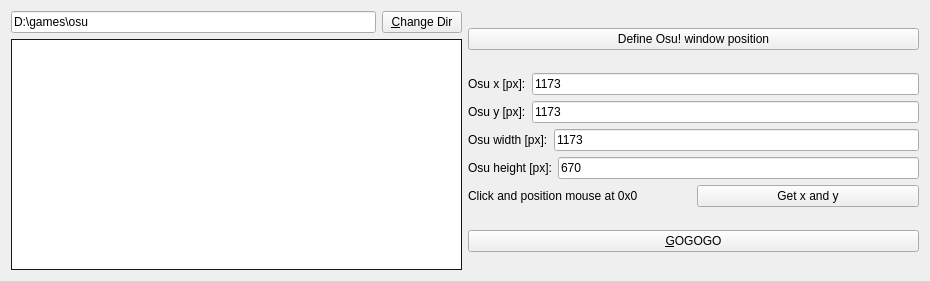
Above: mainwindow.ui from extrem3/osuplayer before the change. Below: the same form after it.
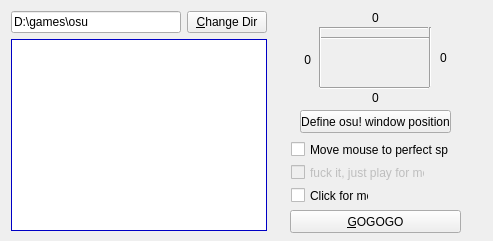
That is the form after the change.

Commit message: populating columnview with list of songs working

```diff
--- a/mainwindow.ui
+++ b/mainwindow.ui
@@ -9,8 +9,8 @@
    <rect>
     <x>0</x>
     <y>0</y>
-    <width>930</width>
-    <height>281</height>
+    <width>493</width>
+    <height>241</height>
    </rect>
   </property>
   <property name="windowTitle">
@@ -20,8 +20,193 @@
    <bool>false</bool>
   </property>
   <widget class="QWidget" name="centralWidget">
-   <layout class="QHBoxLayout" name="horizontalLayout_5">
-    <item>
+   <widget class="Line" name="line">
+    <property name="geometry">
+     <rect>
+      <x>320</x>
+      <y>20</y>
+      <width>108</width>
+      <height>16</height>
+     </rect>
+    </property>
+    <property name="orientation">
+     <enum>Qt::Horizontal</enum>
+    </property>
+   </widget>
+   <widget class="Line" name="line_2">
+    <property name="geometry">
+     <rect>
+      <x>320</x>
+      <y>80</y>
+      <width>109</width>
+      <height>16</height>
+     </rect>
+    </property>
+    <property name="orientation">
+     <enum>Qt::Horizontal</enum>
+    </property>
+   </widget>
+   <widget class="Line" name="line_3">
+    <property name="geometry">
+     <rect>
+      <x>320</x>
+      <y>30</y>
+      <width>109</width>
+      <height>16</height>
+     </rect>
+    </property>
+    <property name="orientation">
+     <enum>Qt::Horizontal</enum>
+    </property>
+   </widget>
+   <widget class="Line" name="line_4">
+    <property name="geometry">
+     <rect>
+      <x>420</x>
+      <y>27</y>
+      <width>21</width>
+      <height>60</height>
+     </rect>
+    </property>
+    <property name="orientation">
+     <enum>Qt::Vertical</enum>
+    </property>
+   </widget>
+   <widget class="Line" name="line_5">
+    <property name="geometry">
+     <rect>
+      <x>310</x>
+      <y>27</y>
+      <width>21</width>
+      <height>60</height>
+     </rect>
+    </property>
+    <property name="orientation">
+     <enum>Qt::Vertical</enum>
+    </property>
+   </widget>
+   <widget class="QLabel" name="lbl_y">
+    <property name="geometry">
+     <rect>
+      <x>340</x>
+      <y>10</y>
+      <width>71</width>
+      <height>16</height>
+     </rect>
+    </property>
+    <property name="text">
+     <string>0</string>
+    </property>
+    <property name="alignment">
+     <set>Qt::AlignCenter</set>
+    </property>
+    <property name="buddy">
+     <cstring>btn_getOsuDimensions</cstring>
+    </property>
+   </widget>
+   <widget class="QLabel" name="lbl_x">
+    <property name="geometry">
+     <rect>
+      <x>270</x>
+      <y>50</y>
+      <width>41</width>
+      <height>20</height>
+     </rect>
+    </property>
+    <property name="text">
+     <string>0</string>
+    </property>
+    <property name="alignment">
+     <set>Qt::AlignRight|Qt::AlignTrailing|Qt::AlignVCenter</set>
+    </property>
+    <property name="margin">
+     <number>-1</number>
+    </property>
+    <property name="buddy">
+     <cstring>btn_getOsuDimensions</cstring>
+    </property>
+   </widget>
+   <widget class="QLabel" name="lbl_height">
+    <property name="geometry">
+     <rect>
+      <x>340</x>
+      <y>90</y>
+      <width>71</width>
+      <height>16</height>
+     </rect>
+    </property>
+    <property name="text">
+     <string>0</string>
+    </property>
+    <property name="alignment">
+     <set>Qt::AlignCenter</set>
+    </property>
+    <property name="buddy">
+     <cstring>btn_getOsuDimensions</cstring>
+    </property>
+   </widget>
+   <widget class="QLabel" name="lbl_width">
+    <property name="geometry">
+     <rect>
+      <x>440</x>
+      <y>50</y>
+      <width>41</width>
+      <height>16</height>
+     </rect>
+    </property>
+    <property name="text">
+     <string>0</string>
+    </property>
+    <property name="buddy">
+     <cstring>btn_getOsuDimensions</cstring>
+    </property>
+   </widget>
+   <widget class="QCheckBox" name="cb_move">
+    <property name="geometry">
+     <rect>
+      <x>291</x>
+      <y>141</y>
+      <width>158</width>
+      <height>17</height>
+     </rect>
+    </property>
+    <property name="text">
+     <string>Move mouse to perfect spot</string>
+    </property>
+   </widget>
+   <widget class="QCheckBox" name="cb_click">
+    <property name="geometry">
+     <rect>
+      <x>291</x>
+      <y>187</y>
+      <width>78</width>
+      <height>17</height>
+     </rect>
+    </property>
+    <property name="text">
+     <string>Click for me</string>
+    </property>
+   </widget>
+   <widget class="QCheckBox" name="cb_move_2">
+    <property name="enabled">
+     <bool>false</bool>
+    </property>
+    <property name="geometry">
+     <rect>
+      <x>291</x>
+      <y>164</y>
+      <width>134</width>
+      <height>17</height>
+     </rect>
+    </property>
+    <property name="text">
+     <string>fuck it, just play for me</string>
+    </property>
+    <property name="checkable">
+     <bool>true</bool>
+    </property>
+   </widget>
+   <widget class="QWidget" name="">
      <layout class="QVBoxLayout" name="verticalLayout">
       <item>
        <layout class="QHBoxLayout" name="horizontalLayout_4">
@@ -491,123 +676,33 @@
        </widget>
       </item>
      </layout>
-    </item>
-    <item>
-     <layout class="QVBoxLayout" name="verticalLayout_3">
-      <item>
-       <widget class="QPushButton" name="btn_getOsuDimensions">
-        <property name="text">
-         <string>Define Osu! window position</string>
-        </property>
-       </widget>
-      </item>
-      <item>
-       <layout class="QVBoxLayout" name="verticalLayout_2">
-        <property name="sizeConstraint">
-         <enum>QLayout::SetFixedSize</enum>
-        </property>
-        <item>
-         <layout class="QHBoxLayout" name="horizontalLayout_7">
-          <item>
-           <widget class="QLabel" name="label_5">
-            <property name="text">
-             <string>Osu x [px]:</string>
-            </property>
-           </widget>
-          </item>
-          <item>
-           <widget class="QLineEdit" name="lne_x">
-            <property name="text">
-             <string>1173</string>
-            </property>
-           </widget>
-          </item>
-         </layout>
-        </item>
-        <item>
-         <layout class="QHBoxLayout" name="horizontalLayout_6">
-          <item>
-           <widget class="QLabel" name="label_4">
-            <property name="text">
-             <string>Osu y [px]:</string>
-            </property>
-           </widget>
-          </item>
-          <item>
-           <widget class="QLineEdit" name="lne_y">
-            <property name="text">
-             <string>1173</string>
-            </property>
-           </widget>
-          </item>
-         </layout>
-        </item>
-        <item>
-         <layout class="QHBoxLayout" name="horizontalLayout">
-          <item>
-           <widget class="QLabel" name="label_2">
-            <property name="text">
-             <string>Osu width [px]:</string>
-            </property>
-           </widget>
-          </item>
-          <item>
-           <widget class="QLineEdit" name="lne_width">
-            <property name="text">
-             <string>1173</string>
-            </property>
-           </widget>
-          </item>
-         </layout>
-        </item>
-        <item>
-         <layout class="QHBoxLayout" name="horizontalLayout_3">
-          <item>
-           <widget class="QLabel" name="label_3">
-            <property name="text">
-             <string>Osu height [px]:</string>
-            </property>
-           </widget>
-          </item>
-          <item>
-           <widget class="QLineEdit" name="lne_height">
-            <property name="text">
-             <string>670</string>
-            </property>
-           </widget>
-          </item>
-         </layout>
-        </item>
-        <item>
-         <layout class="QHBoxLayout" name="horizontalLayout_2">
-          <item>
-           <widget class="QLabel" name="lbl_mouse">
-            <property name="text">
-             <string>Click and position mouse at 0x0</string>
-            </property>
-           </widget>
-          </item>
-          <item>
-           <widget class="QPushButton" name="btn_getMousePos">
-            <property name="text">
-             <string>Get x and y</string>
-            </property>
-           </widget>
-          </item>
-         </layout>
-        </item>
-       </layout>
-      </item>
-      <item>
+   </widget>
        <widget class="QPushButton" name="btn_go">
+    <property name="geometry">
+     <rect>
+      <x>290</x>
+      <y>210</y>
+      <width>171</width>
+      <height>23</height>
+     </rect>
+    </property>
         <property name="text">
          <string>&amp;GOGOGO</string>
         </property>
        </widget>
-      </item>
-     </layout>
-    </item>
-   </layout>
+   <widget class="QPushButton" name="btn_getOsuDimensions">
+    <property name="geometry">
+     <rect>
+      <x>300</x>
+      <y>110</y>
+      <width>151</width>
+      <height>23</height>
+     </rect>
+    </property>
+    <property name="text">
+     <string>Define osu! window position</string>
+    </property>
+   </widget>
   </widget>
  </widget>
  <layoutdefault spacing="6" margin="11"/>
```
Left out of the diff: 31 changed lines with no effect on the pictures. Lines whose indentation alone changed are shown as unchanged. The commit also changes 2 other files.
